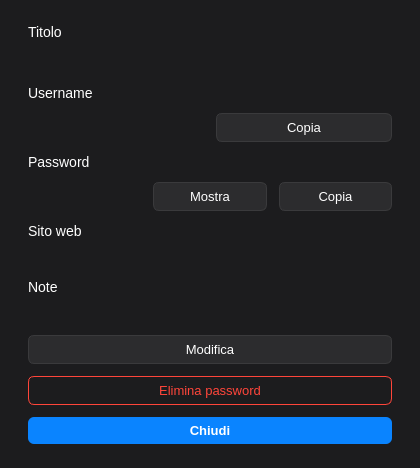
Before: the Qt Designer form src/passworddetailsdialog.ui in IlTocche/ThunderPass, drawn with Qt 5.
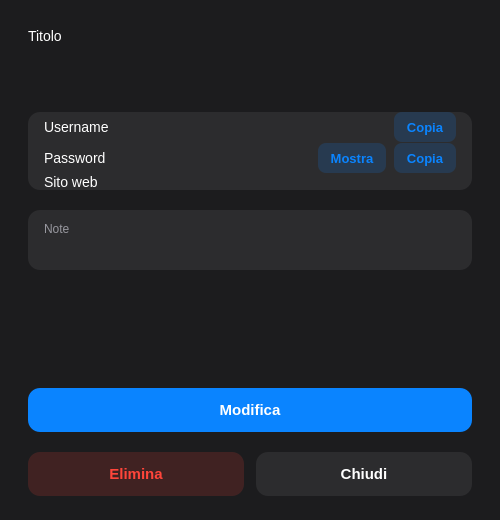
After: the same form once the commit is applied.

Commit message: ui: update UI layouts and stylesheets

```diff
--- a/src/passworddetailsdialog.ui
+++ b/src/passworddetailsdialog.ui
@@ -3,51 +3,122 @@
  <class>PasswordDetailsDialog</class>
  <widget class="QDialog" name="PasswordDetailsDialog">
   <property name="geometry">
-   <rect>
-    <x>0</x>
-    <y>0</y>
-    <width>420</width>
-    <height>420</height>
-   </rect>
+   <rect><x>0</x><y>0</y><width>500</width><height>520</height></rect>
+  </property>
+  <property name="windowTitle">
+   <string>Dettagli password</string>
   </property>
   <property name="styleSheet">
    <string notr="true">
-QDialog { background-color: #1c1c1e; }
-QLabel { color: #ffffff; font-size: 14px; }
-QLabel[class="label"] { color: #8e8e93; font-size: 12px; }
+QDialog {
+    background-color: #1c1c1e;
+}
+QLabel {
+    color: #ffffff;
+    font-size: 14px;
+}
+QLabel#titleValue {
+    font-size: 24px;
+    font-weight: 700;
+}
+
+/* Gruppi */
+QFrame#card, QFrame#notesCard {
+    background-color: #2c2c2e;
+    border-radius: 12px;
+}
+QFrame[role="separator"] {
+    background-color: #3a3a3c;
+    border: none;
+    min-height: 1px;
+    max-height: 1px;
+}
+QLabel[role="rowLabel"] {
+    color: #98989f;
+    min-width: 80px;
+    max-width: 80px;
+    min-height: 48px;
+}
+QFrame#card QLabel[role="rowValue"] {
+    min-height: 48px;
+}
+QLabel#passwordValue {
+    font-family: Menlo, Consolas, "Courier New", monospace;
+    font-size: 13px;
+}
+QLabel#notesLabel {
+    font-size: 12px;
+    color: #98989f;
+}
+
+/* Bottoni */
 QPushButton {
-    background-color: #2c2c2e;
-    color: #ffffff;
-    border: 1px solid #3a3a3c;
-    border-radius: 6px;
-    padding: 6px 12px;
-    font-size: 13px;
-}
-QPushButton:hover { background-color: #3a3a3c; }
-QPushButton#closeButton {
     background-color: #0a84ff;
+    color: #ffffff;
     border: none;
+    border-radius: 12px;
+    min-height: 44px;
+    padding: 0px 16px;
+    font-size: 15px;
     font-weight: 600;
 }
-QPushButton#closeButton:hover { background-color: #0071e3; }
+QPushButton:hover {
+    background-color: #2b95ff;
+}
+QPushButton:pressed {
+    background-color: #0066d6;
+}
+QPushButton#closeButton {
+    background-color: #2c2c2e;
+    font-weight: 500;
+}
+QPushButton#closeButton:hover {
+    background-color: #3a3a3c;
+}
+QPushButton#closeButton:pressed {
+    background-color: #48484a;
+}
+QPushButton#deleteButton {
+    background-color: rgba(255, 69, 58, 16%);
+    color: #ff453a;
+    font-weight: 500;
+}
+QPushButton#deleteButton:hover {
+    background-color: rgba(255, 69, 58, 26%);
+}
+QPushButton#deleteButton:pressed {
+    background-color: rgba(255, 69, 58, 36%);
+}
+
+/* Piccoli bottoni dentro le righe */
+QPushButton#copyUsernameButton,
+QPushButton#togglePasswordButton,
+QPushButton#copyPasswordButton {
+    background-color: rgba(10, 132, 255, 16%);
+    color: #0a84ff;
+    border-radius: 8px;
+    min-height: 20px;
+    padding: 5px 12px;
+    font-size: 13px;
+}
+QPushButton#copyUsernameButton:hover,
+QPushButton#togglePasswordButton:hover,
+QPushButton#copyPasswordButton:hover {
+    background-color: rgba(10, 132, 255, 26%);
+}
+QPushButton#copyUsernameButton:pressed,
+QPushButton#togglePasswordButton:pressed,
+QPushButton#copyPasswordButton:pressed {
+    background-color: rgba(10, 132, 255, 36%);
+}
    </string>
   </property>
   <layout class="QVBoxLayout" name="verticalLayout">
-   <property name="spacing">
-    <number>12</number>
-   </property>
-   <property name="leftMargin">
-    <number>28</number>
-   </property>
-   <property name="topMargin">
-    <number>24</number>
-   </property>
-   <property name="rightMargin">
-    <number>28</number>
-   </property>
-   <property name="bottomMargin">
-    <number>24</number>
-   </property>
+   <property name="spacing"><number>20</number></property>
+   <property name="leftMargin"><number>28</number></property>
+   <property name="topMargin"><number>28</number></property>
+   <property name="rightMargin"><number>28</number></property>
+   <property name="bottomMargin"><number>24</number></property>
 
    <!-- Titolo -->
    <item>
@@ -60,11 +131,25 @@
    <item>
     <widget class="QLabel" name="titleValue">
      <property name="text"><string/></property>
-     <property name="styleSheet"><string>font-size: 18px; font-weight: 600;</string></property>
+     <property name="wordWrap"><bool>true</bool></property>
+     <property name="textInteractionFlags"><set>Qt::TextSelectableByMouse</set></property>
     </widget>
    </item>
 
-   <!-- Username -->
+   <!-- Dati -->
+   <item>
+    <widget class="QFrame" name="card">
+     <property name="frameShape"><enum>QFrame::NoFrame</enum></property>
+     <layout class="QVBoxLayout" name="cardLayout">
+      <property name="spacing"><number>0</number></property>
+      <property name="leftMargin"><number>16</number></property>
+      <property name="topMargin"><number>0</number></property>
+      <property name="rightMargin"><number>16</number></property>
+      <property name="bottomMargin"><number>0</number></property>
+
+      <item>
+       <layout class="QHBoxLayout" name="usernameRow">
+        <property name="spacing"><number>8</number></property>
    <item>
     <widget class="QLabel" name="usernameLabel">
      <property name="text"><string>Username</string></property>
@@ -72,9 +157,13 @@
     </widget>
    </item>
    <item>
-    <layout class="QHBoxLayout">
-     <item>
-      <widget class="QLabel" name="usernameValue"/>
+         <widget class="QLabel" name="usernameValue">
+          <property name="sizePolicy">
+           <sizepolicy hsizetype="Expanding" vsizetype="Preferred"><horstretch>0</horstretch><verstretch>0</verstretch></sizepolicy>
+          </property>
+          <property name="textInteractionFlags"><set>Qt::TextSelectableByMouse</set></property>
+          <property name="role" stdset="0"><string>rowValue</string></property>
+         </widget>
      </item>
      <item>
       <widget class="QPushButton" name="copyUsernameButton">
@@ -83,8 +172,18 @@
      </item>
     </layout>
    </item>
+      <item>
+       <widget class="QFrame" name="separator1">
+        <property name="frameShape"><enum>QFrame::NoFrame</enum></property>
+        <property name="minimumSize"><size><width>0</width><height>1</height></size></property>
+        <property name="maximumSize"><size><width>16777215</width><height>1</height></size></property>
+        <property name="role" stdset="0"><string>separator</string></property>
+       </widget>
+      </item>
 
-   <!-- Password -->
+      <item>
+       <layout class="QHBoxLayout" name="passwordRow">
+        <property name="spacing"><number>8</number></property>
    <item>
     <widget class="QLabel" name="passwordLabel">
      <property name="text"><string>Password</string></property>
@@ -92,9 +191,13 @@
     </widget>
    </item>
    <item>
-    <layout class="QHBoxLayout">
-     <item>
-      <widget class="QLabel" name="passwordValue"/>
+         <widget class="QLabel" name="passwordValue">
+          <property name="sizePolicy">
+           <sizepolicy hsizetype="Expanding" vsizetype="Preferred"><horstretch>0</horstretch><verstretch>0</verstretch></sizepolicy>
+          </property>
+          <property name="textInteractionFlags"><set>Qt::TextSelectableByMouse</set></property>
+          <property name="role" stdset="0"><string>rowValue</string></property>
+         </widget>
      </item>
      <item>
       <widget class="QPushButton" name="togglePasswordButton">
@@ -108,8 +211,18 @@
      </item>
     </layout>
    </item>
+      <item>
+       <widget class="QFrame" name="separator2">
+        <property name="frameShape"><enum>QFrame::NoFrame</enum></property>
+        <property name="minimumSize"><size><width>0</width><height>1</height></size></property>
+        <property name="maximumSize"><size><width>16777215</width><height>1</height></size></property>
+        <property name="role" stdset="0"><string>separator</string></property>
+       </widget>
+      </item>
 
-   <!-- URL -->
+      <item>
+       <layout class="QHBoxLayout" name="urlRow">
+        <property name="spacing"><number>8</number></property>
    <item>
     <widget class="QLabel" name="urlLabel">
      <property name="text"><string>Sito web</string></property>
@@ -117,11 +230,31 @@
     </widget>
    </item>
    <item>
-    <widget class="QLabel" name="urlValue"/>
+         <widget class="QLabel" name="urlValue">
+          <property name="sizePolicy">
+           <sizepolicy hsizetype="Expanding" vsizetype="Preferred"><horstretch>0</horstretch><verstretch>0</verstretch></sizepolicy>
+          </property>
+          <property name="textInteractionFlags"><set>Qt::TextSelectableByMouse</set></property>
+          <property name="role" stdset="0"><string>rowValue</string></property>
+         </widget>
+        </item>
+       </layout>
+      </item>
+     </layout>
+    </widget>
    </item>
 
    <!-- Note -->
    <item>
+    <widget class="QFrame" name="notesCard">
+     <property name="frameShape"><enum>QFrame::NoFrame</enum></property>
+     <layout class="QVBoxLayout" name="notesCardLayout">
+      <property name="spacing"><number>4</number></property>
+      <property name="leftMargin"><number>16</number></property>
+      <property name="topMargin"><number>12</number></property>
+      <property name="rightMargin"><number>16</number></property>
+      <property name="bottomMargin"><number>14</number></property>
+      <item>
     <widget class="QLabel" name="notesLabel">
      <property name="text"><string>Note</string></property>
      <property name="class" stdset="0"><string>label</string></property>
@@ -130,15 +263,18 @@
    <item>
     <widget class="QLabel" name="notesValue">
      <property name="wordWrap"><bool>true</bool></property>
+        <property name="textInteractionFlags"><set>Qt::TextSelectableByMouse</set></property>
+        <property name="alignment"><set>Qt::AlignLeading|Qt::AlignLeft|Qt::AlignTop</set></property>
+       </widget>
+      </item>
+     </layout>
     </widget>
    </item>
 
    <item>
     <spacer name="verticalSpacer">
      <property name="orientation"><enum>Qt::Vertical</enum></property>
-     <property name="sizeHint" stdset="0">
-      <size><width>20</width><height>20</height></size>
-     </property>
+     <property name="sizeHint" stdset="0"><size><width>20</width><height>10</height></size></property>
     </spacer>
    </item>
 
@@ -149,24 +285,22 @@
      </property>
     </widget>
    </item>
-
+   <item>
+    <layout class="QHBoxLayout" name="secondaryButtonsLayout" stretch="1,1">
+     <property name="spacing"><number>12</number></property>
    <item>
     <widget class="QPushButton" name="deleteButton">
-     <property name="text"><string>Elimina password</string></property>
-     <property name="styleSheet">
-      <string notr="true">
-       background-color: transparent;
-       color: #ff453a;
-       border: 1px solid #ff453a;
-      </string>
-     </property>
-    </widget>
-   </item>
-
+       <property name="text"><string>Elimina</string></property>
+       <property name="cursor"><cursorShape>PointingHandCursor</cursorShape></property>
+      </widget>
+     </item>
    <item>
     <widget class="QPushButton" name="closeButton">
      <property name="text"><string>Chiudi</string></property>
-    </widget>
+       <property name="cursor"><cursorShape>PointingHandCursor</cursorShape></property>
+      </widget>
+     </item>
+    </layout>
    </item>
   </layout>
  </widget>
```
Left out of the diff: 21 changed lines with no effect on the pictures. Lines whose indentation alone changed are shown as unchanged. The commit also changes 11 other files.
